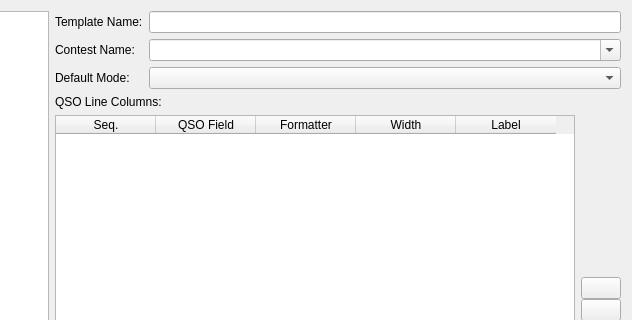
aa5sh/QLog, file ui/CabrilloTemplateDialog.ui: the form before one commit; both pictures show x 218 to 850 and y 0 to 320 of the 850 by 550 pixel window.
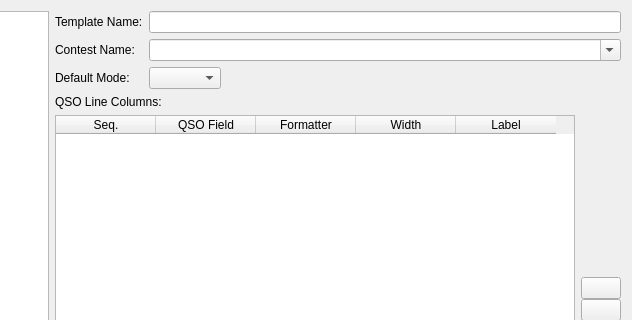
The form after the commit. Icons and pictures are not drawn.

Commit message: Cabrillo, DXCCSub, QSLGal: GUI tweaking

```diff
--- a/ui/CabrilloTemplateDialog.ui
+++ b/ui/CabrilloTemplateDialog.ui
@@ -92,7 +92,17 @@
         </widget>
        </item>
        <item row="2" column="1">
-        <widget class="QComboBox" name="defaultModeCombo"/>
+        <widget class="QComboBox" name="defaultModeCombo">
+         <property name="sizePolicy">
+          <sizepolicy hsizetype="Maximum" vsizetype="Fixed">
+           <horstretch>0</horstretch>
+           <verstretch>0</verstretch>
+          </sizepolicy>
+         </property>
+         <property name="sizeAdjustPolicy">
+          <enum>QComboBox::AdjustToContents</enum>
+         </property>
+        </widget>
        </item>
       </layout>
      </item>
```
The commit also changes 4 other files.
